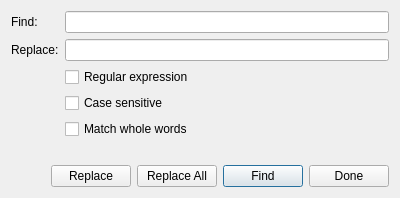
First picture: the form in qt/find_dialog.ui, repository CauldronDevelopmentLLC/CAMotics, before the edit.
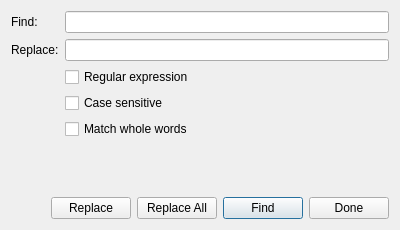
Second picture: the form after the edit.

```diff
--- a/qt/find_dialog.ui
+++ b/qt/find_dialog.ui
@@ -7,9 +7,21 @@
     <x>0</x>
     <y>0</y>
     <width>400</width>
-    <height>186</height>
+    <height>230</height>
    </rect>
   </property>
+  <property name="minimumSize">
+   <size>
+    <width>0</width>
+    <height>230</height>
+   </size>
+  </property>
+  <property name="maximumSize">
+   <size>
+    <width>1000</width>
+    <height>230</height>
+   </size>
+  </property>
   <property name="windowTitle">
    <string>Find</string>
   </property>
```
